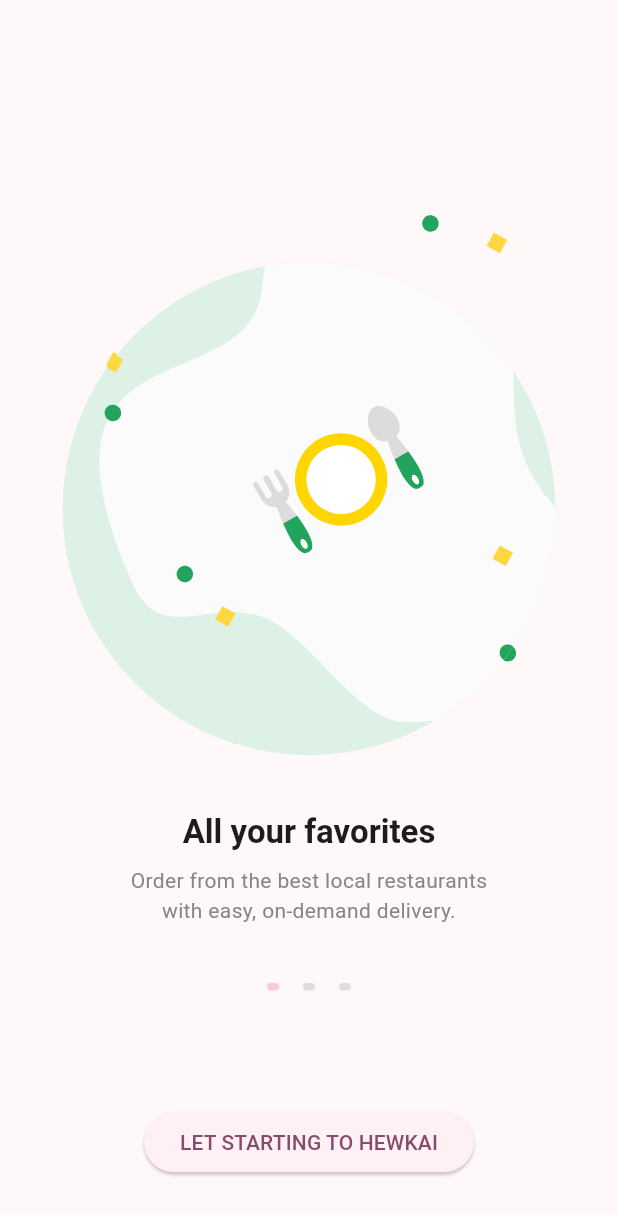
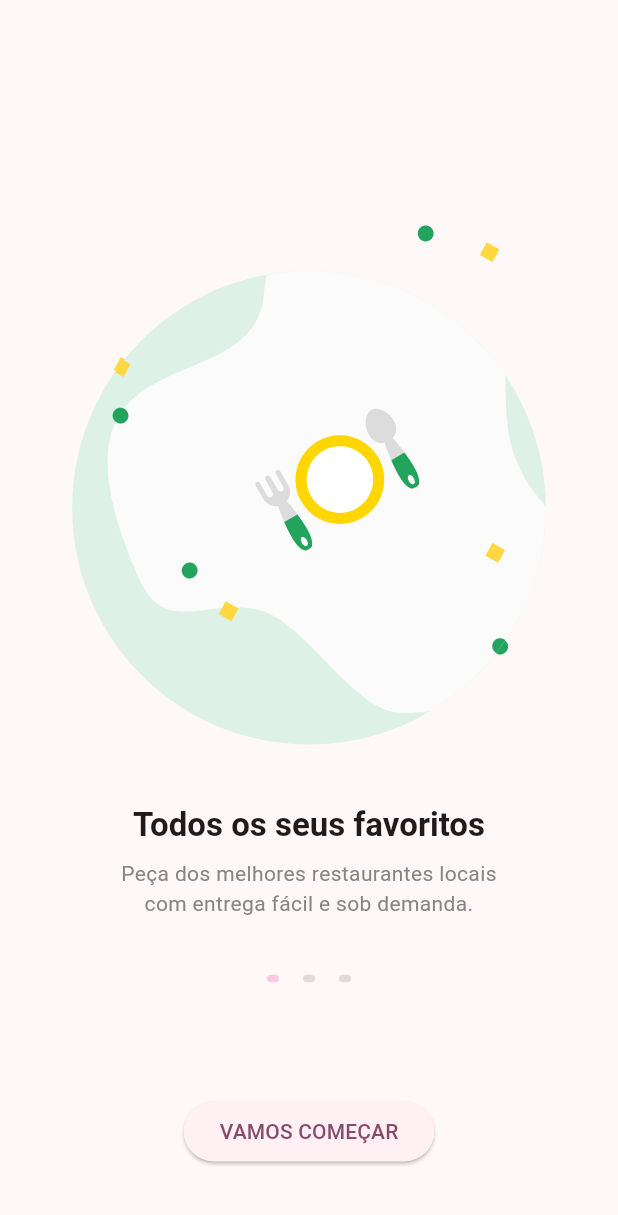
Before and after one commit to paulinofonsecas/food_restaurant, a Flutter app: the screen it shows after launch, on a phone screen of 412 x 824 dp. Shown: the top 1215 px of the screen. Run offline on Flutter 3.47's test engine with Material 3 defaults, Android fonts, the phone set to English and light mode, and no system bars; our stand-ins replace firebase_auth, firebase_core, flutter_svg, form_field_validator, google_sign_in, location; accounts and stored records are empty.

Commit message:
continua fazendo correcoes

```diff
--- a/lib/screens/auth/sign_in_screen.dart
+++ b/lib/screens/auth/sign_in_screen.dart
@@ -2,10 +2,11 @@ import 'package:firebase_auth/firebase_auth.dart';
 import 'package:flutter/material.dart';
 import 'package:flutter_svg/flutter_svg.dart';
 import 'package:foodly_ui/entry_point.dart';
+import 'package:google_sign_in/google_sign_in.dart';
+
 import '../../components/buttons/socal_button.dart';
 import '../../components/welcome_text.dart';
 import '../../constants.dart';
-import 'package:google_sign_in/google_sign_in.dart';
 
 class SignInScreen extends StatefulWidget {
   const SignInScreen({super.key});
@@ -61,7 +62,7 @@ class _SignInScreenState extends State<SignInScreen> {
             crossAxisAlignment: CrossAxisAlignment.start,
             children: [
               const WelcomeText(
-                title: "Welcome to หิวไก่",
+                title: "Seja bem-vindo",
                 text: "click for login by your google",
               ),
               const SizedBox(height: kDefaultPadding),
--- a/lib/screens/onboarding/onboarding_scrreen.dart
+++ b/lib/screens/onboarding/onboarding_scrreen.dart
@@ -1,8 +1,8 @@
 import 'package:flutter/material.dart';
 import 'package:foodly_ui/constants.dart';
+import 'package:foodly_ui/entry_point.dart';
 
 import '../../components/dot_indicators.dart';
-import '../auth/sign_in_screen.dart';
 import 'components/onboard_content.dart';
 
 class OnboardingScreen extends StatefulWidget {
@@ -18,6 +18,8 @@ class _OnboardingScreenState extends State<OnboardingScreen> {
   Widget build(BuildContext context) {
     return Scaffold(
       body: SafeArea(
+        child: Padding(
+          padding: const EdgeInsets.all(kDefaultPadding / 2),
           child: Column(
             children: [
               const Spacer(flex: 2),
@@ -47,21 +49,23 @@ class _OnboardingScreenState extends State<OnboardingScreen> {
               ),
               const Spacer(flex: 2),
               Padding(
-              padding: const EdgeInsets.symmetric(horizontal: kDefaultPadding),
+                padding:
+                    const EdgeInsets.symmetric(horizontal: kDefaultPadding),
                 child: ElevatedButton(
                   onPressed: () {
                     Navigator.push(
                       context,
                       MaterialPageRoute(
-                      builder: (context) => const SignInScreen(),
+                        builder: (context) => const EntryPoint(),
                       ),
                     );
                   },
-                child: Text("Let Starting to HewKai".toUpperCase()),
+                  child: Text("Vamos começar".toUpperCase()),
                 ),
               ),
               const Spacer(),
             ],
+          ),
         ),
       ),
     );
@@ -72,20 +76,20 @@ class _OnboardingScreenState extends State<OnboardingScreen> {
 List<Map<String, dynamic>> demoData = [
   {
     "illustration": "assets/Illustrations/Illustrations_1.svg",
-    "title": "All your favorites",
+    "title": "Todos os seus favoritos",
     "text":
-        "Order from the best local restaurants \nwith easy, on-demand delivery.",
+        "Peça dos melhores restaurantes locais \ncom entrega fácil e sob demanda.",
   },
   {
     "illustration": "assets/Illustrations/Illustrations_2.svg",
-    "title": "Free delivery offers",
+    "title": "Ofertas de entrega gratuita",
     "text":
-        "Free delivery for new customers via Apple Pay\nand others payment methods.",
+        "Entrega gratuita para novos clientes via Apple Pay e outras formas de pagamento.",
   },
   {
     "illustration": "assets/Illustrations/Illustrations_3.svg",
-    "title": "Choose your food",
+    "title": "Escolha sua comida",
     "text":
-        "Easily find your type of food craving and\nyou’ll get delivery in wide range.",
+        "Encontre facilmente o tipo de comida que você deseja e peça delivery com uma ampla variedade.",
   },
 ];
```
Also changed, not shown: lib/main.dart (+0 -10 lines). Lines whose indentation alone changed are shown as unchanged.
